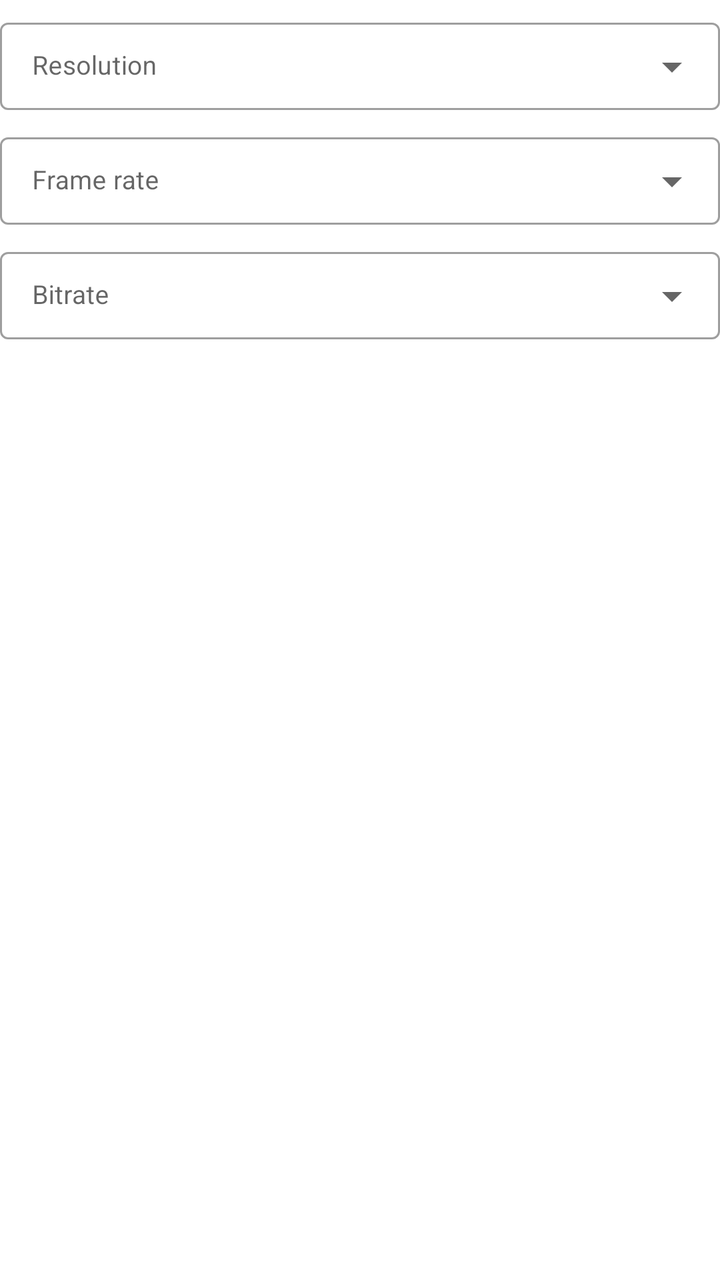
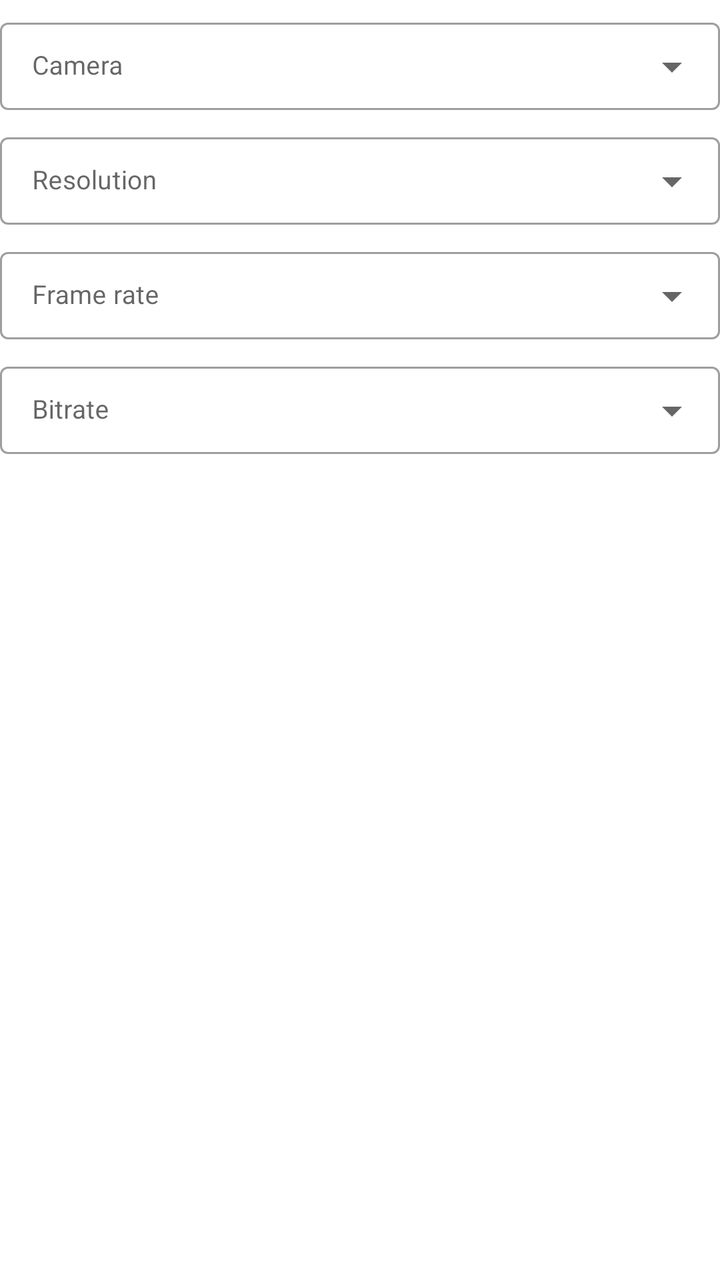

Two renders of the same Android screen: before a commit and after it. Below are the layout's source before the change and the commit's diff.
<!-- AndroidManifest.xml: application theme Theme.MyApplication -->
<!-- res/layout/camera_config.xml -->
<?xml version="1.0" encoding="utf-8"?>
<LinearLayout xmlns:android="http://schemas.android.com/apk/res/android"
    android:layout_width="match_parent"
    android:layout_height="wrap_content"
    android:orientation="vertical">

    <com.google.android.material.textfield.TextInputLayout
        android:id="@+id/resolutionLayout"
        style="@style/ConfigDropdown"
        android:hint="Resolution">

        <com.google.android.material.textfield.MaterialAutoCompleteTextView style="@style/ConfigDropdownField" />
    </com.google.android.material.textfield.TextInputLayout>

    <com.google.android.material.textfield.TextInputLayout
        android:id="@+id/fpsLayout"
        style="@style/ConfigDropdown"
        android:hint="Frame rate">

        <com.google.android.material.textfield.MaterialAutoCompleteTextView style="@style/ConfigDropdownField" />
    </com.google.android.material.textfield.TextInputLayout>

    <com.google.android.material.textfield.TextInputLayout
        android:id="@+id/bitrateLayout"
        style="@style/ConfigDropdown"
        android:hint="Bitrate">

        <com.google.android.material.textfield.MaterialAutoCompleteTextView style="@style/ConfigDropdownField" />
    </com.google.android.material.textfield.TextInputLayout>
</LinearLayout>
<!-- resources referenced by this layout -->
<resources>
  <style name="ConfigDropdown" parent="Widget.MaterialComponents.TextInputLayout.OutlinedBox.Dense.ExposedDropdownMenu">
          <item name="android:layout_width">match_parent</item>
          <item name="android:layout_height">wrap_content</item>
          <item name="android:layout_marginTop">4dp</item>
      </style>
  <style name="ConfigDropdownField">
          <item name="android:layout_width">match_parent</item>
          <item name="android:layout_height">wrap_content</item>
          <item name="android:inputType">none</item>
          <item name="android:textSize">13sp</item>
      </style>
  <style name="Theme.MyApplication" parent="Theme.MaterialComponents.DayNight.DarkActionBar">
          
          <item name="colorPrimary">@color/purple_500</item>
          <item name="colorPrimaryVariant">@color/purple_700</item>
          <item name="colorOnPrimary">@color/white</item>
          
          <item name="colorSecondary">@color/teal_200</item>
          <item name="colorSecondaryVariant">@color/teal_700</item>
          <item name="colorOnSecondary">@color/black</item>
          
          <item name="android:statusBarColor">?attr/colorPrimaryVariant</item>
          
      </style>
  <color name="purple_500">#FF6200EE</color>
  <color name="purple_700">#FF3700B3</color>
  <color name="white">#FFFFFFFF</color>
  <color name="teal_200">#FF03DAC5</color>
  <color name="teal_700">#FF018786</color>
  <color name="black">#FF000000</color>
</resources>

<!-- the commit's change to res/layout/camera_config.xml (unified diff, before → after) -->
@@ -3,6 +3,14 @@
     android:layout_width="match_parent"
     android:layout_height="wrap_content"
     android:orientation="vertical">
+
+    <com.google.android.material.textfield.TextInputLayout
+        android:id="@+id/cameraLayout"
+        style="@style/ConfigDropdown"
+        android:hint="Camera">
+
+        <com.google.android.material.textfield.MaterialAutoCompleteTextView style="@style/ConfigDropdownField" />
+    </com.google.android.material.textfield.TextInputLayout>
 
     <com.google.android.material.textfield.TextInputLayout
         android:id="@+id/resolutionLayout"
